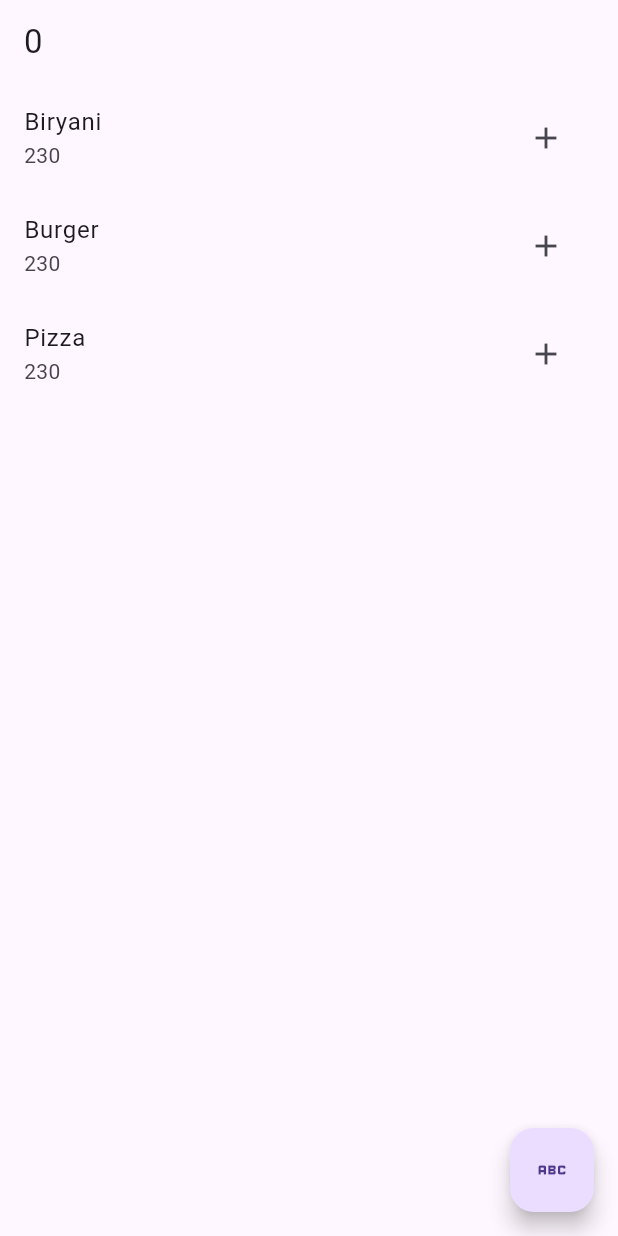
After one commit to SyedAleezHassan/whatsapp_homePage, a Flutter app: the screen it shows after launch, on a phone screen of 412 x 824 dp. The commit adds this screen. Run offline on Flutter 3.47's test engine with Material 3 defaults, Android fonts, the phone set to English and light mode, and no system bars.

Commit message:
add to cart wala kam

```diff
--- /dev/null
+++ b/lib/ItemsPage.dart
@@ -0,0 +1,52 @@
+import 'package:flutter/material.dart';
+import 'package:practice_project/added_items.dart';
+
+List cartList = [
+  {'name': 'Biryani', 'price': 230},
+  {'name': 'Burger', 'price': 230},
+  {'name': 'Pizza', 'price': 230}
+];
+List<Map> addedItems = [];
+
+class cartView extends StatefulWidget {
+  const cartView({super.key});
+
+  @override
+  State<cartView> createState() => _cartViewState();
+}
+
+class _cartViewState extends State<cartView> {
+  @override
+  Widget build(BuildContext context) {
+    return Scaffold(
+      appBar: AppBar(
+        title: Text(addedItems.length.toString()),
+      ),
+      body: ListView.builder(
+          itemCount: cartList.length,
+          itemBuilder: (context, index) {
+            return ListTile(
+              title: Text(cartList[index]['name']),
+              subtitle: Text(cartList[index]['price'].toString()),
+              trailing: IconButton(
+                  onPressed: () {
+                    setState(() {
+                      addedItems.add(cartList[index]);
+                    });
+                    print(addedItems);
+                  },
+                  icon: Icon(Icons.add)),
+            );
+          }),
+      floatingActionButton: FloatingActionButton(
+        onPressed: () {
+          Navigator.push(
+              context,
+              MaterialPageRoute(
+                  builder: (context) => added(cart_ka_maal: addedItems)));
+        },
+        child: const Icon(Icons.abc),
+      ),
+    );
+  }
+}
```
Also changed, not shown: lib/added_items.dart (added, +28 -0 lines), lib/main.dart (+21 -2 lines), lib/whatsapp.dart (added, +58 -0 lines).
